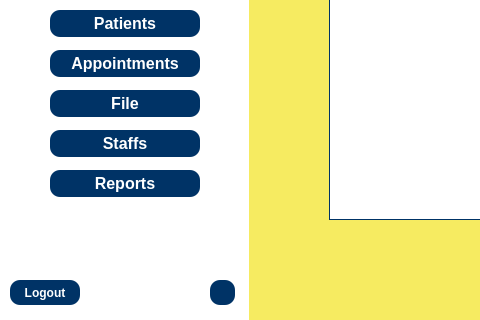
This is wfui/admin_dashboard.ui in rdspiderlily/WellFam-Care as Qt 5 draws it before an edit; both pictures show x 0 to 480 and y 380 to 700 of the 1380 by 700 pixel window. The edited form follows.
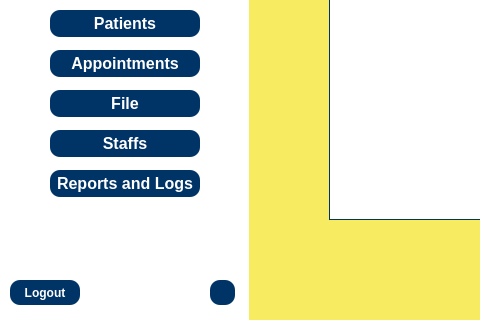
This is the edited form. Icons and pictures are not drawn.

The edit to the form file:
```diff
--- a/wfui/admin_dashboard.ui
+++ b/wfui/admin_dashboard.ui
@@ -258,12 +258,24 @@
      </font>
     </property>
     <property name="styleSheet">
-     <string notr="true">background-color: rgb(0, 51, 102);
-color: white;
-border-radius: 10px;</string>
+     <string notr="true">QPushButton[active=&quot;true&quot;] {
+	background-color: rgb(246, 235, 97);
+	color:  rgb(0, 51, 102);
+}
+
+QPushButton {
+	background-color: rgb(0, 51, 102);
+	color: white;
+	border-radius: 10px;
+}
+
+QPushButton:hover {
+	background-color: #2980b9;
+}
+</string>
     </property>
     <property name="text">
-     <string>Reports</string>
+     <string>Reports and Logs</string>
     </property>
    </widget>
    <widget class="QPushButton" name="pushBtnSettings">
```
Left out of the diff: 90 changed lines with no effect on the pictures.
